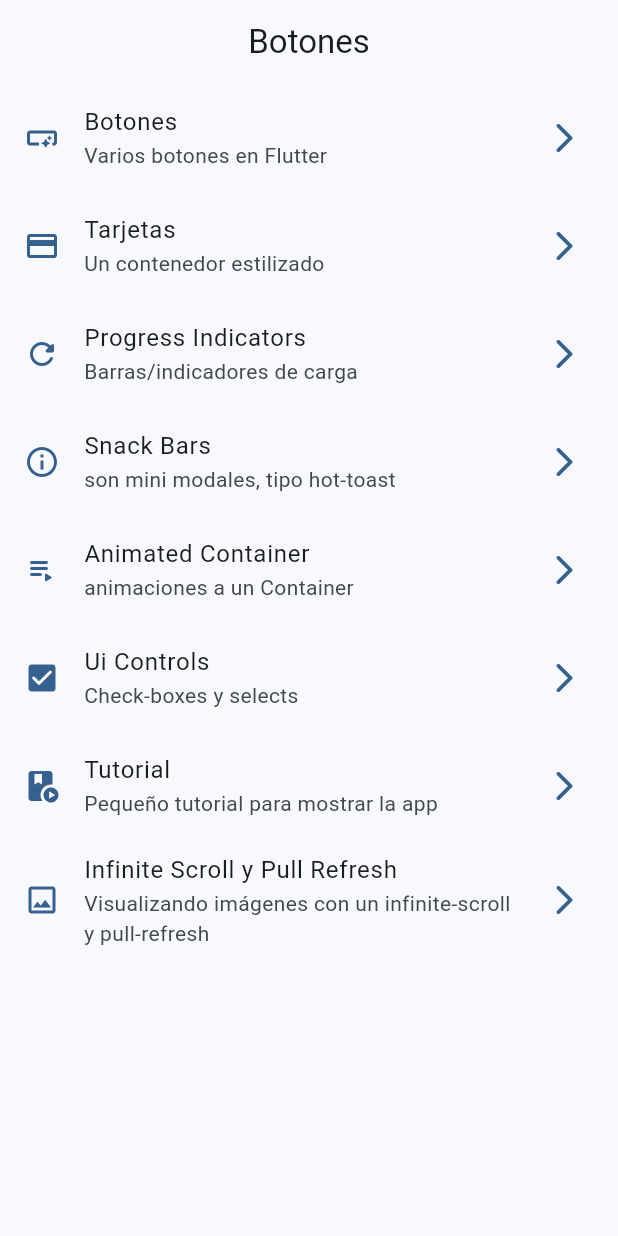
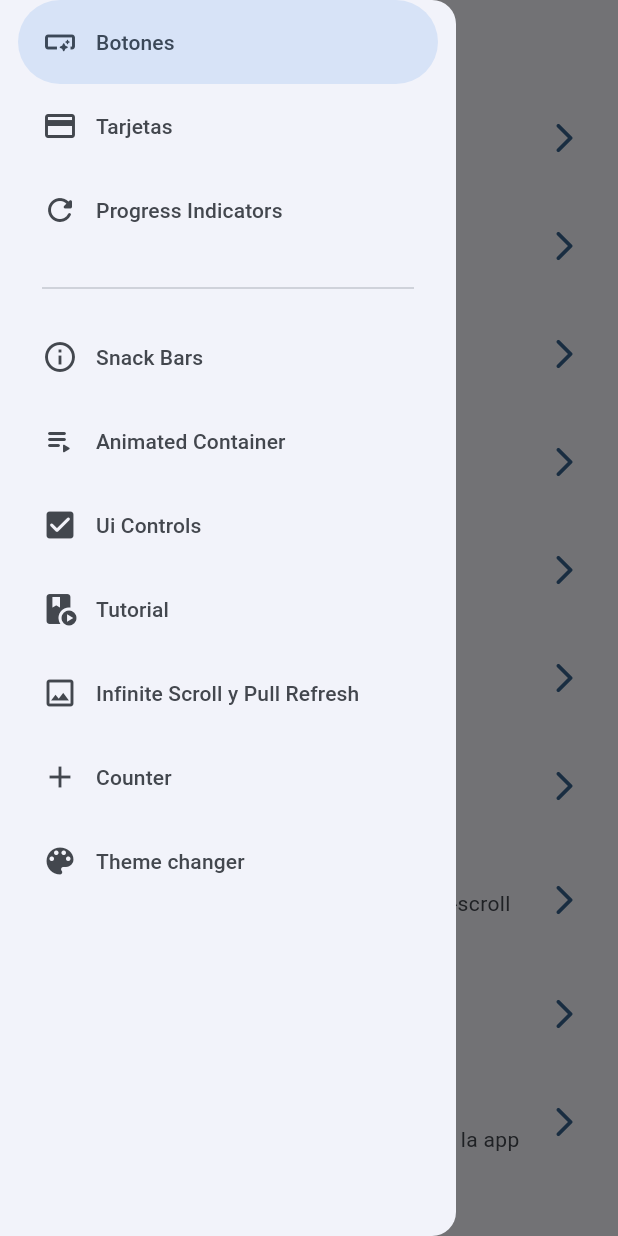
Before and after one commit to Tomashanahan/widgets_app, a Flutter app: the screen it shows after launch, with the side drawer open (before the commit the screen has no drawer), on a phone screen of 412 x 824 dp. Run offline on Flutter 3.47's test engine with Material 2 defaults, Android fonts, the phone set to English and light mode, and no system bars; our stand-ins replace animate_do, flutter_riverpod, go_router.

Commit message:
implementing riverpod for the theme manager

```diff
--- a/lib/config/menu/menu_items.dart
+++ b/lib/config/menu/menu_items.dart
@@ -85,4 +85,20 @@ const menuItems = <Menuitem>[
     routeName: InfiniteScrollScreen.name,
     routeComponentName: InfiniteScrollScreen(),
   ),
+  Menuitem(
+    link: '/counter',
+    subTitle: 'Counter para donde utiliza riverpod',
+    title: 'Counter',
+    iconData: Icons.add,
+    routeName: CounterScreen.name,
+    routeComponentName: CounterScreen(),
+  ),
+  Menuitem(
+    link: '/theme-changer',
+    subTitle: 'Lista de para configurar los colores de la app',
+    title: 'Theme changer',
+    iconData: Icons.color_lens,
+    routeName: ThemeChanger.name,
+    routeComponentName: ThemeChanger(),
+  ),
 ];
--- a/lib/config/theme/app_theme.dart
+++ b/lib/config/theme/app_theme.dart
@@ -10,9 +10,11 @@ const List<Color> colors = [
 
 class AppTheme {
   final int selectedColor;
+  final bool isDarkMode;
 
   AppTheme({
     this.selectedColor = 0,
+    required this.isDarkMode,
   })  : assert(selectedColor >= 0, 'Selected-color must be grater than 0'),
         assert(selectedColor <= colors.length,
             'Selected-color must be smaller than ${colors.length}');
@@ -20,6 +22,7 @@ class AppTheme {
   ThemeData appTheme() {
     return ThemeData(
       useMaterial3: true,
+      brightness: isDarkMode ? Brightness.dark : Brightness.light,
       appBarTheme: const AppBarTheme(centerTitle: true),
       colorSchemeSeed: colors[selectedColor],
     );
--- a/lib/main.dart
+++ b/lib/main.dart
@@ -1,20 +1,28 @@
 import 'package:flutter/material.dart';
+import 'package:flutter_riverpod/flutter_riverpod.dart';
 import 'package:widgets_app/config/router/app_router.dart';
 import 'package:widgets_app/config/theme/app_theme.dart';
+import 'package:widgets_app/presentation/providers/theme_provider.dart';
 
 void main() {
-  runApp(const MainApp());
+  runApp(const ProviderScope(child: MainApp()));
 }
 
-class MainApp extends StatelessWidget {
+class MainApp extends ConsumerWidget {
   const MainApp({super.key});
 
   @override
-  Widget build(BuildContext context) {
+  Widget build(BuildContext context, WidgetRef ref) {
+    final int themeSelectedColor = ref.watch(colorSelectedProvider);
+    final bool isDarkModeProvider = ref.watch(themeProvider);
+
     return MaterialApp.router(
       routerConfig: appRouter,
       debugShowCheckedModeBanner: false,
-      theme: AppTheme().appTheme(),
+      theme: AppTheme(
+        selectedColor: themeSelectedColor,
+        isDarkMode: isDarkModeProvider,
+      ).appTheme(),
     );
   }
 }
--- /dev/null
+++ b/lib/presentation/providers/counter_provides.dart
@@ -0,0 +1,3 @@
+import 'package:flutter_riverpod/flutter_riverpod.dart';
+
+final counterProvider = StateProvider((ref) => 5);
--- /dev/null
+++ b/lib/presentation/providers/theme_provider.dart
@@ -0,0 +1,8 @@
+import 'package:flutter_riverpod/flutter_riverpod.dart';
+import 'package:widgets_app/config/theme/app_theme.dart';
+
+final themeProvider = StateProvider((ref) => false);
+
+final themeColorsProvider = StateProvider((ref) => colors);
+
+final colorSelectedProvider = StateProvider((ref) => 0);
--- a/lib/presentation/screens/home/home_screen.dart
+++ b/lib/presentation/screens/home/home_screen.dart
@@ -1,7 +1,7 @@
 import 'package:flutter/material.dart';
 import 'package:go_router/go_router.dart';
 import 'package:widgets_app/config/menu/menu_items.dart';
-import 'package:widgets_app/presentation/screens/buttons/buttons_screen.dart';
+import 'package:widgets_app/presentation/widgets/side_menu.dart';
 
 class HomeScreen extends StatelessWidget {
   static const String name = 'HomeScreen';
@@ -9,11 +9,17 @@ class HomeScreen extends StatelessWidget {
 
   @override
   Widget build(BuildContext context) {
+    final scaffoldKey = GlobalKey<ScaffoldState>();
+
     return Scaffold(
+      key: scaffoldKey,
       appBar: AppBar(
         title: const Text('Botones'),
       ),
       body: _HomeView(),
+      drawer: SideMenu(
+        scaffoldKey: scaffoldKey,
+      ),
     );
   }
 }
@@ -49,16 +55,7 @@ class _CustomListTile extends StatelessWidget {
       ),
       title: Text(menuItem.title),
       subtitle: Text(menuItem.subTitle),
-      onTap: () {
-        // Navigator.of(context).push(
-        //   MaterialPageRoute(
-        //     builder: (context) => const ButtonsScreen(),
-        //   ),
-        // );
-        // context.go('/buttons');
-        // context.push(menuItem.link);
-        context.pushNamed(menuItem.routeName);
-      },
+      onTap: () => context.pushNamed(menuItem.routeName),
     );
   }
 }
--- a/lib/presentation/screens/screens.dart
+++ b/lib/presentation/screens/screens.dart
@@ -1,9 +1,10 @@
-export 'package:widgets_app/presentation/screens/progress/progress_screen.dart';
-
-export  'package:widgets_app/presentation/screens/app_tutorial/app_tutorial_screen.dart';
-export  'package:widgets_app/presentation/screens/infinite_scroll/infinite_scroll_screen.dart';
-export  'package:widgets_app/presentation/screens/snack_bar/snack_bar_screen.dart';
-export  'package:widgets_app/presentation/screens/ui_controls/ui_controls_screen.dart';
+export 'package:widgets_app/presentation/screens/app_tutorial/app_tutorial_screen.dart';
+export 'package:widgets_app/presentation/screens/infinite_scroll/infinite_scroll_screen.dart';
+export 'package:widgets_app/presentation/screens/snack_bar/snack_bar_screen.dart';
+export 'package:widgets_app/presentation/screens/theme_changer/theme_changer_screen.dart';
+export 'package:widgets_app/presentation/screens/ui_controls/ui_controls_screen.dart';
 export 'package:widgets_app/presentation/screens/buttons/buttons_screen.dart';
 export 'package:widgets_app/presentation/screens/cards/cards_screen.dart';
+export 'package:widgets_app/presentation/screens/counter/counter_screen.dart';
 export 'package:widgets_app/presentation/screens/home/home_screen.dart';
+export 'package:widgets_app/presentation/screens/progress/progress_screen.dart';
--- /dev/null
+++ b/lib/presentation/widgets/side_menu.dart
@@ -0,0 +1,49 @@
+import 'package:flutter/material.dart';
+import 'package:go_router/go_router.dart';
+import 'package:widgets_app/config/menu/menu_items.dart';
+
+class SideMenu extends StatefulWidget {
+  final GlobalKey<ScaffoldState> scaffoldKey;
+  const SideMenu({super.key, required this.scaffoldKey});
+
+  @override
+  State<SideMenu> createState() => _SideMenuState();
+}
+
+class _SideMenuState extends State<SideMenu> {
+  int navDrawerIndex = 0;
+
+  @override
+  Widget build(BuildContext context) {
+    return NavigationDrawer(
+      selectedIndex: navDrawerIndex,
+      onDestinationSelected: (value) => setState(() {
+        navDrawerIndex = value;
+        context.pushNamed(menuItems[value].routeName);
+        widget.scaffoldKey.currentState?.closeDrawer();
+      }),
+      children: [
+        ...menuItems.sublist(0, 3).map(
+              (menuItem) => NavigationDrawerDestination(
+                icon: Icon(menuItem.iconData),
+                label: Text(menuItem.title),
+              ),
+            ),
+        const Padding(
+          padding: EdgeInsets.fromLTRB(28, 16, 28, 10),
+          child: Divider(),
+        ),
+        ...menuItems
+            .sublist(
+              3,
+            )
+            .map(
+              (menuItem) => NavigationDrawerDestination(
+                icon: Icon(menuItem.iconData),
+                label: Text(menuItem.title),
+              ),
+            ),
+      ],
+    );
+  }
+}
--- a/pubspec.yaml
+++ b/pubspec.yaml
@@ -10,6 +10,7 @@ dependencies:
   animate_do: ^3.0.2
   flutter:
     sdk: flutter
+  flutter_riverpod: ^2.3.6
   go_router: ^7.0.0
 
 dev_dependencies:
```
Also changed, not shown: lib/presentation/screens/counter/counter_screen.dart (added, +38 -0 lines), lib/presentation/screens/theme_changer/theme_changer_screen.dart (added, +61 -0 lines), pubspec.lock.
